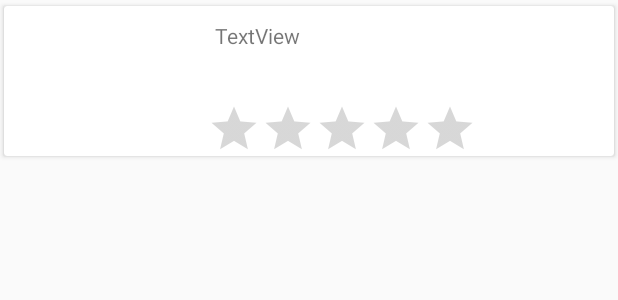
After one commit to bozidars27/Cetinje_Vodic, an Android app: the layout restaurant_row_layout.xml on its own in the app's theme, with its tools: preview values and no code run, on a phone screen of 412 x 824 dp. The commit adds this screen. Shown: the top 300 px of the screen. Run offline under Robolectric (Android 15) with nearby library versions, the phone set to English and light mode, and no system bars; network calls fail.

Commit message:
Lista za restorane završena.

```diff
--- a/app/src/main/AndroidManifest.xml
+++ b/app/src/main/AndroidManifest.xml
@@ -37,7 +37,8 @@
             android:name=".barcode.BarcodeCaptureActivity"
             android:theme="@style/Theme.AppCompat.NoActionBar" />
         <activity android:name=".RestaurantActivity" />
-        <activity android:name=".EventActivity"></activity>
+        <activity android:name=".EventActivity" />
+        <activity android:name=".RestaurantPagerActivity"></activity>
     </application>
 
 </manifest>
--- a/app/src/main/java/com/cetinje/bozo/cetinjevodic/MainActivity.java
+++ b/app/src/main/java/com/cetinje/bozo/cetinjevodic/MainActivity.java
@@ -241,8 +241,8 @@ public class MainActivity extends AppCompatActivity {
     public void onWindowFocusChanged(boolean hasFocus) {
         super.onWindowFocusChanged(hasFocus);
 
-        animateIt(route, null, true);
-        currentlyUp = route;
+        //animateIt(route, null, true);
+        //currentlyUp = route;
 
         //Dinamicko postavljanje margina
         int iconMargHor = getHorMargins();
--- a/app/src/main/res/layout/activity_gallery.xml
+++ b/app/src/main/res/layout/activity_gallery.xml
@@ -1,7 +1,9 @@
 <?xml version="1.0" encoding="utf-8"?>
-<android.support.design.widget.CoordinatorLayout xmlns:android="http://schemas.android.com/apk/res/android"
+<android.support.design.widget.CoordinatorLayout
+    xmlns:android="http://schemas.android.com/apk/res/android"
     xmlns:app="http://schemas.android.com/apk/res-auto"
-    android:orientation="vertical" android:layout_width="match_parent"
+    android:orientation="vertical"
+    android:layout_width="match_parent"
     android:layout_height="match_parent">
 
 
--- /dev/null
+++ b/app/src/main/res/layout/restaurant_row_layout.xml
@@ -0,0 +1,67 @@
+<?xml version="1.0" encoding="utf-8"?>
+<android.support.v7.widget.CardView xmlns:android="http://schemas.android.com/apk/res/android"
+    xmlns:app="http://schemas.android.com/apk/res-auto"
+    xmlns:tools="http://schemas.android.com/tools"
+    android:layout_width="match_parent"
+    android:layout_height="wrap_content"
+    android:foreground="?android:attr/selectableItemBackground"
+    android:clickable="true"
+    app:cardBackgroundColor="#fff"
+    app:cardCornerRadius="2dp"
+    app:cardUseCompatPadding="true">
+
+    <LinearLayout
+        android:layout_width="match_parent"
+        android:layout_height="100dp"
+        android:orientation="horizontal">
+
+        <RelativeLayout
+            android:layout_width="0dp"
+            android:layout_height="match_parent"
+            android:layout_toEndOf="@+id/linearLayout"
+            android:layout_toRightOf="@+id/linearLayout"
+            android:layout_weight="1">
+
+            <ImageView
+                android:id="@+id/restaurant_image_view"
+                android:layout_width="match_parent"
+                android:layout_height="match_parent"
+                android:layout_alignParentLeft="true"
+                android:layout_alignParentStart="true"
+                android:layout_alignParentTop="true"
+                android:scaleType="centerCrop" />
+
+        </RelativeLayout>
+
+        <RelativeLayout
+            android:id="@+id/linearLayout"
+            android:layout_width="0dp"
+            android:layout_height="match_parent"
+            android:layout_weight="2">
+
+            <TextView
+                android:id="@+id/restaurant_text_view"
+                android:layout_width="match_parent"
+                android:layout_height="wrap_content"
+                android:layout_alignParentLeft="true"
+                android:layout_alignParentStart="true"
+                android:layout_alignParentTop="true"
+                android:layout_marginLeft="@dimen/title_restaurant_left"
+                android:layout_marginTop="@dimen/title_restaurant_top"
+                android:text="TextView"
+                tools:textAlignment="textStart" />
+
+            <RatingBar
+                android:id="@+id/restaurant_rating_bar"
+                style="@android:style/Widget.DeviceDefault.Light.RatingBar.Indicator"
+                android:layout_width="wrap_content"
+                android:layout_height="wrap_content"
+                android:layout_alignParentBottom="true"
+                android:layout_alignParentLeft="true"
+                android:layout_alignParentStart="true"
+                android:isIndicator="true"
+                android:numStars="5"
+                android:stepSize="0.1" />
+        </RelativeLayout>
+    </LinearLayout>
+</android.support.v7.widget.CardView>
--- a/app/src/main/res/layout/toolbar_layout.xml
+++ b/app/src/main/res/layout/toolbar_layout.xml
@@ -15,6 +15,7 @@
         android:text="@string/gallery_toolbar"
         android:textColor="@android:color/white"
         android:textSize="@dimen/gallery_font"
-        android:gravity="center_vertical" />
+        android:gravity="center_vertical"
+        android:id="@+id/app_title"/>
 
 </android.support.v7.widget.Toolbar>
--- a/app/src/main/res/values/dimens.xml
+++ b/app/src/main/res/values/dimens.xml
@@ -34,5 +34,9 @@
     <dimen name="description_padding_horizontal">50dp</dimen>
     <dimen name="fab_margin">16dp</dimen>
 
+    <!-- Restorani -->
+    <dimen name="title_restaurant_top">10dp</dimen>
+    <dimen name="title_restaurant_left">5dp</dimen>
+
 
 </resources>
--- a/app/src/main/res/values/strings.xml
+++ b/app/src/main/res/values/strings.xml
@@ -7,6 +7,10 @@
     <!-- Galerija -->
     <string name="gallery_toolbar">Galerija</string>
     <string name="title_activity_restaurant">RestaurantActivity</string>
+
+    <!-- Restorani -->
+    <string name="restaurant_title">Restorani</string>
+    <string name="restaurant_description">Opis:</string>
 
     <!-- Strings related to MainActivity-->
     <string name="scan_barcode_button">Scan barcode</string>
```
Also changed, not shown: app/src/main/java/com/cetinje/bozo/cetinjevodic/DataBaseHandler.java (+126 -2 lines), app/src/main/java/com/cetinje/bozo/cetinjevodic/DatabaseHelper.java (+84 -22 lines), app/src/main/java/com/cetinje/bozo/cetinjevodic/Feedback.java (+42 -0 lines), app/src/main/java/com/cetinje/bozo/cetinjevodic/Restaurant.java (+29 -5 lines), app/src/main/java/com/cetinje/bozo/cetinjevodic/RestaurantActivity.java (+17 -33 lines), app/src/main/java/com/cetinje/bozo/cetinjevodic/RestaurantPagerActivity.java (added, +34 -0 lines), app/src/main/java/com/cetinje/bozo/cetinjevodic/RestaurantRecyclerAdapter.java (added, +76 -0 lines), app/src/main/res/layout/activity_restaurant.xml (+18 -27 lines), app/src/main/res/layout/activity_restaurant_pager.xml (added, +38 -0 lines), app/src/main/res/layout/content_restaurant.xml (deleted, +0 -10 lines).
